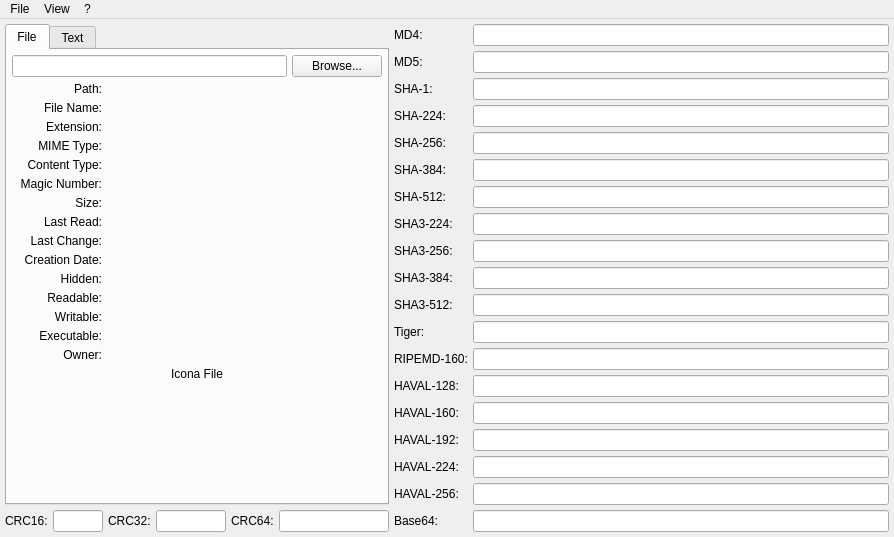
Old version of the form ui/mainwindow.ui in the repository rikyoz/MrHash.
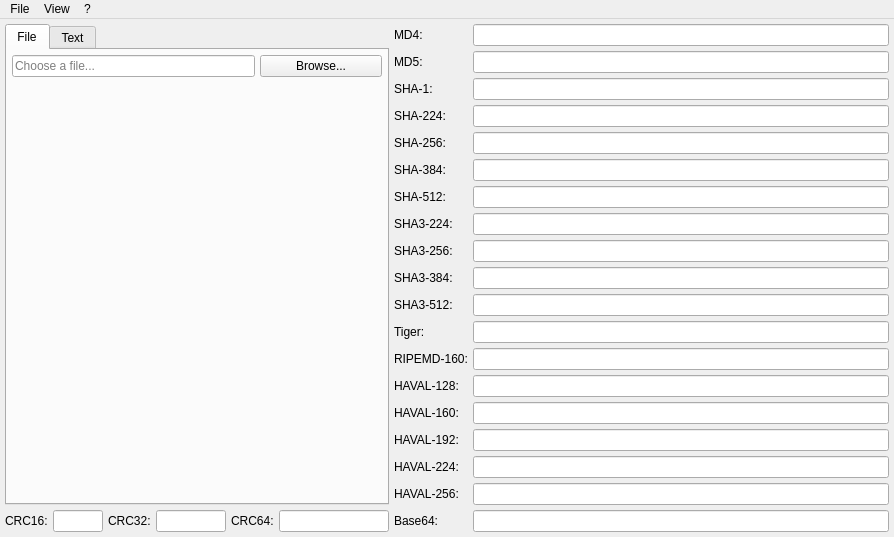
New version of the form. Icons and pictures are not drawn. Custom widgets are drawn as their Qt base class.

Commit message:
Move file info UI into a separate QWidget called FileInfoWidget
Now the reading of file informations is done by the new widget.

```diff
--- a/ui/mainwindow.ui
+++ b/ui/mainwindow.ui
@@ -440,365 +440,33 @@
         <property name="spacing">
          <number>5</number>
         </property>
-        <item row="10" column="1" colspan="3">
-         <widget class="QLabel" name="creationLabel">
-          <property name="text">
-           <string/>
-          </property>
-          <property name="textInteractionFlags">
-           <set>Qt::LinksAccessibleByMouse|Qt::TextSelectableByMouse</set>
-          </property>
-         </widget>
-        </item>
-        <item row="5" column="0">
-         <widget class="QLabel" name="label_35">
-          <property name="text">
-           <string>Content Type:</string>
-          </property>
-          <property name="alignment">
-           <set>Qt::AlignRight|Qt::AlignTrailing|Qt::AlignVCenter</set>
-          </property>
-         </widget>
-        </item>
-        <item row="17" column="0" colspan="4">
-         <widget class="QLabel" name="fileIconLabel">
+        <item row="1" column="0" colspan="3">
+         <widget class="FileInfoWidget" name="fileInfoWidget" native="true">
           <property name="minimumSize">
            <size>
             <width>0</width>
-            <height>32</height>
+            <height>100</height>
            </size>
           </property>
-          <property name="text">
-           <string/>
-          </property>
-          <property name="scaledContents">
-           <bool>false</bool>
-          </property>
-          <property name="alignment">
-           <set>Qt::AlignCenter</set>
-          </property>
          </widget>
         </item>
-        <item row="6" column="0">
-         <widget class="QLabel" name="label_37">
-          <property name="text">
-           <string>Magic Number:</string>
-          </property>
-          <property name="alignment">
-           <set>Qt::AlignRight|Qt::AlignTrailing|Qt::AlignVCenter</set>
-          </property>
-         </widget>
-        </item>
-        <item row="11" column="0">
-         <widget class="QLabel" name="label_44">
-          <property name="text">
-           <string>Hidden:</string>
-          </property>
-          <property name="alignment">
-           <set>Qt::AlignRight|Qt::AlignTrailing|Qt::AlignVCenter</set>
-          </property>
-         </widget>
-        </item>
-        <item row="6" column="1" colspan="3">
-         <widget class="QLabel" name="magicLabel">
-          <property name="text">
-           <string/>
-          </property>
-          <property name="textInteractionFlags">
-           <set>Qt::LinksAccessibleByMouse|Qt::TextSelectableByMouse</set>
-          </property>
-         </widget>
-        </item>
-        <item row="14" column="0">
-         <widget class="QLabel" name="label_43">
-          <property name="text">
-           <string>Executable:</string>
-          </property>
-          <property name="alignment">
-           <set>Qt::AlignRight|Qt::AlignTrailing|Qt::AlignVCenter</set>
-          </property>
-         </widget>
-        </item>
-        <item row="4" column="1" colspan="3">
-         <widget class="QLabel" name="mimeLabel">
-          <property name="text">
-           <string/>
-          </property>
-          <property name="textInteractionFlags">
-           <set>Qt::LinksAccessibleByMouse|Qt::TextSelectableByMouse</set>
-          </property>
-         </widget>
-        </item>
-        <item row="13" column="0">
-         <widget class="QLabel" name="label_42">
-          <property name="text">
-           <string>Writable:</string>
-          </property>
-          <property name="alignment">
-           <set>Qt::AlignRight|Qt::AlignTrailing|Qt::AlignVCenter</set>
-          </property>
-         </widget>
-        </item>
-        <item row="12" column="0">
-         <widget class="QLabel" name="label_41">
-          <property name="text">
-           <string>Readable:</string>
-          </property>
-          <property name="alignment">
-           <set>Qt::AlignRight|Qt::AlignTrailing|Qt::AlignVCenter</set>
-          </property>
-         </widget>
-        </item>
-        <item row="5" column="1" colspan="3">
-         <widget class="QLabel" name="ctypeLabel">
-          <property name="text">
-           <string/>
-          </property>
-          <property name="textInteractionFlags">
-           <set>Qt::LinksAccessibleByMouse|Qt::TextSelectableByMouse</set>
-          </property>
-         </widget>
-        </item>
-        <item row="0" column="0" colspan="3">
+        <item row="0" column="0" colspan="2">
          <widget class="QLineEdit" name="filePathEdit">
           <property name="readOnly">
            <bool>true</bool>
           </property>
+          <property name="placeholderText">
+           <string>Choose a file...</string>
+          </property>
          </widget>
         </item>
-        <item row="18" column="0" colspan="4">
-         <spacer name="verticalSpacer">
-          <property name="orientation">
-           <enum>Qt::Vertical</enum>
-          </property>
-          <property name="sizeHint" stdset="0">
-           <size>
-            <width>20</width>
-            <height>40</height>
-           </size>
-          </property>
-         </spacer>
-        </item>
-        <item row="0" column="3">
+        <item row="0" column="2">
          <widget class="QPushButton" name="pushButton">
           <property name="text">
            <string>Browse...</string>
           </property>
          </widget>
         </item>
-        <item row="7" column="0">
-         <widget class="QLabel" name="label_24">
-          <property name="text">
-           <string>Size:</string>
-          </property>
-          <property name="alignment">
-           <set>Qt::AlignRight|Qt::AlignTrailing|Qt::AlignVCenter</set>
-          </property>
-         </widget>
-        </item>
-        <item row="2" column="0">
-         <widget class="QLabel" name="label_23">
-          <property name="text">
-           <string>File Name:</string>
-          </property>
-          <property name="alignment">
-           <set>Qt::AlignRight|Qt::AlignTrailing|Qt::AlignVCenter</set>
-          </property>
-         </widget>
-        </item>
-        <item row="10" column="0">
-         <widget class="QLabel" name="label_28">
-          <property name="text">
-           <string>Creation Date:</string>
-          </property>
-          <property name="alignment">
-           <set>Qt::AlignRight|Qt::AlignTrailing|Qt::AlignVCenter</set>
-          </property>
-         </widget>
-        </item>
-        <item row="9" column="0">
-         <widget class="QLabel" name="label_26">
-          <property name="text">
-           <string>Last Change:</string>
-          </property>
-          <property name="alignment">
-           <set>Qt::AlignRight|Qt::AlignTrailing|Qt::AlignVCenter</set>
-          </property>
-         </widget>
-        </item>
-        <item row="2" column="1" colspan="3">
-         <widget class="QLabel" name="nameLabel">
-          <property name="text">
-           <string/>
-          </property>
-          <property name="textInteractionFlags">
-           <set>Qt::LinksAccessibleByMouse|Qt::TextSelectableByMouse</set>
-          </property>
-         </widget>
-        </item>
-        <item row="3" column="0">
-         <widget class="QLabel" name="label_25">
-          <property name="text">
-           <string>Extension:</string>
-          </property>
-          <property name="alignment">
-           <set>Qt::AlignRight|Qt::AlignTrailing|Qt::AlignVCenter</set>
-          </property>
-         </widget>
-        </item>
-        <item row="1" column="0">
-         <widget class="QLabel" name="label_27">
-          <property name="text">
-           <string>Path:</string>
-          </property>
-          <property name="alignment">
-           <set>Qt::AlignRight|Qt::AlignTop|Qt::AlignTrailing</set>
-          </property>
-         </widget>
-        </item>
-        <item row="9" column="1" colspan="3">
-         <widget class="QLabel" name="lastChangeLabel">
-          <property name="text">
-           <string/>
-          </property>
-          <property name="textInteractionFlags">
-           <set>Qt::LinksAccessibleByMouse|Qt::TextSelectableByMouse</set>
-          </property>
-         </widget>
-        </item>
-        <item row="4" column="0">
-         <widget class="QLabel" name="label_36">
-          <property name="text">
-           <string>MIME Type:</string>
-          </property>
-          <property name="alignment">
-           <set>Qt::AlignRight|Qt::AlignTrailing|Qt::AlignVCenter</set>
-          </property>
-         </widget>
-        </item>
-        <item row="7" column="1" colspan="3">
-         <widget class="QLabel" name="sizeLabel">
-          <property name="text">
-           <string/>
-          </property>
-          <property name="textInteractionFlags">
-           <set>Qt::LinksAccessibleByMouse|Qt::TextSelectableByMouse</set>
-          </property>
-         </widget>
-        </item>
-        <item row="1" column="1" colspan="3">
-         <widget class="QLabel" name="pathLabel">
-          <property name="text">
-           <string/>
-          </property>
-          <property name="wordWrap">
-           <bool>true</bool>
-          </property>
-          <property name="textInteractionFlags">
-           <set>Qt::LinksAccessibleByMouse|Qt::TextSelectableByMouse</set>
-          </property>
-         </widget>
-        </item>
-        <item row="3" column="1" colspan="3">
-         <widget class="QLabel" name="extLabel">
-          <property name="text">
-           <string/>
-          </property>
-          <property name="textInteractionFlags">
-           <set>Qt::LinksAccessibleByMouse|Qt::TextSelectableByMouse</set>
-          </property>
-         </widget>
-        </item>
-        <item row="14" column="1" colspan="3">
-         <widget class="QLabel" name="executableLabel">
-          <property name="text">
-           <string/>
-          </property>
-          <property name="textInteractionFlags">
-           <set>Qt::LinksAccessibleByMouse|Qt::TextSelectableByMouse</set>
-          </property>
-         </widget>
-        </item>
-        <item row="13" column="1" colspan="3">
-         <widget class="QLabel" name="writableLabel">
-          <property name="text">
-           <string/>
-          </property>
-          <property name="textInteractionFlags">
-           <set>Qt::LinksAccessibleByMouse|Qt::TextSelectableByMouse</set>
-          </property>
-         </widget>
-        </item>
-        <item row="11" column="1" colspan="3">
-         <widget class="QLabel" name="hiddenLabel">
-          <property name="text">
-           <string/>
-          </property>
-          <property name="textInteractionFlags">
-           <set>Qt::LinksAccessibleByMouse|Qt::TextSelectableByMouse</set>
-          </property>
-         </widget>
-        </item>
-        <item row="15" column="0">
-         <widget class="QLabel" name="label_45">
-          <property name="text">
-           <string>Owner:</string>
-          </property>
-          <property name="alignment">
-           <set>Qt::AlignRight|Qt::AlignTrailing|Qt::AlignVCenter</set>
-          </property>
-         </widget>
-        </item>
-        <item row="12" column="1" colspan="3">
-         <widget class="QLabel" name="readableLabel">
-          <property name="text">
-           <string/>
-          </property>
-          <property name="textInteractionFlags">
-           <set>Qt::LinksAccessibleByMouse|Qt::TextSelectableByMouse</set>
-          </property>
-         </widget>
-        </item>
-        <item row="8" column="0">
-         <widget class="QLabel" name="label_29">
-          <property name="text">
-           <string>Last Read:</string>
-          </property>
-          <property name="alignment">
-           <set>Qt::AlignRight|Qt::AlignTrailing|Qt::AlignVCenter</set>
-          </property>
-         </widget>
-        </item>
-        <item row="15" column="1" colspan="3">
-         <widget class="QLabel" name="ownerLabel">
-          <property name="text">
-           <string/>
-          </property>
-          <property name="textInteractionFlags">
-           <set>Qt::LinksAccessibleByMouse|Qt::TextSelectableByMouse</set>
-          </property>
-         </widget>
-        </item>
-        <item row="8" column="1" colspan="3">
-         <widget class="QLabel" name="lastReadLabel">
-          <property name="text">
-           <string/>
-          </property>
-          <property name="textInteractionFlags">
-           <set>Qt::LinksAccessibleByMouse|Qt::TextSelectableByMouse</set>
-          </property>
-         </widget>
-        </item>
-        <item row="16" column="0" colspan="4">
-         <widget class="QLabel" name="label_30">
-          <property name="text">
-           <string>Icona File</string>
-          </property>
-          <property name="alignment">
-           <set>Qt::AlignCenter</set>
-          </property>
-         </widget>
-        </item>
        </layout>
       </widget>
       <widget class="QWidget" name="tab_2">
@@ -908,6 +576,14 @@
   </action>
  </widget>
  <layoutdefault spacing="6" margin="11"/>
+ <customwidgets>
+  <customwidget>
+   <class>FileInfoWidget</class>
+   <extends>QWidget</extends>
+   <header>fileinfowidget.hpp</header>
+   <container>1</container>
+  </customwidget>
+ </customwidgets>
  <resources>
   <include location="../res/icon.qrc"/>
  </resources>
```
The commit also changes 5 other files.
